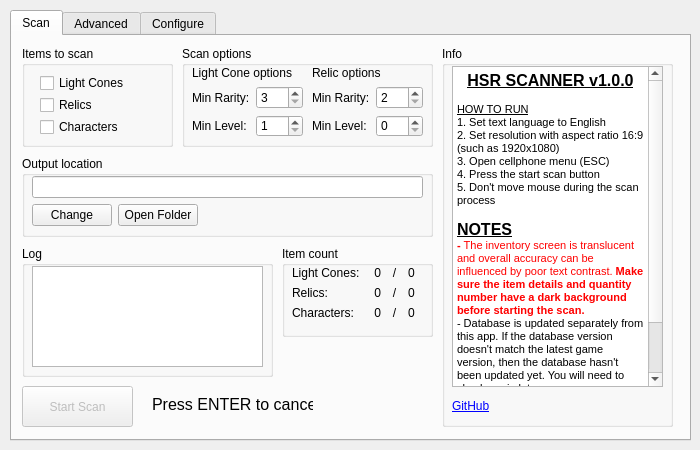
Above: src/ui/hsr_scanner.ui from kel-z/HSR-Scanner before the change. Below: the same form after it.
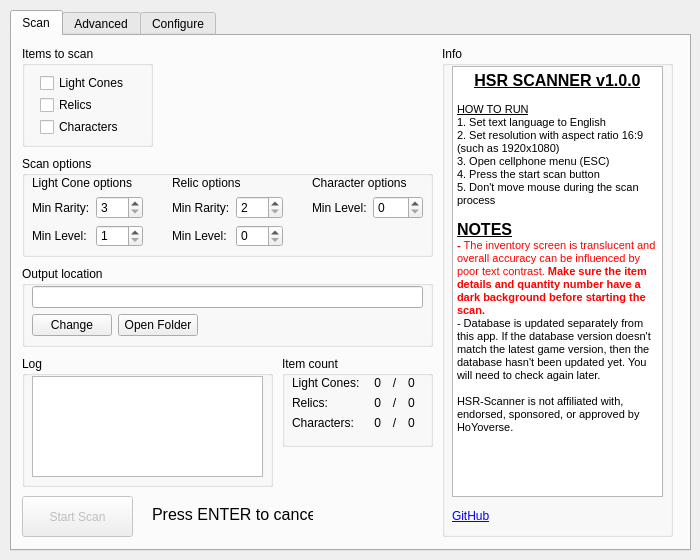
That is the form after the change. Custom widgets are drawn as their Qt base class.

```diff
--- a/src/ui/hsr_scanner.ui
+++ b/src/ui/hsr_scanner.ui
@@ -10,7 +10,7 @@
     <x>0</x>
     <y>0</y>
     <width>700</width>
-    <height>450</height>
+    <height>560</height>
    </rect>
   </property>
   <property name="sizePolicy">
@@ -22,13 +22,13 @@
   <property name="minimumSize">
    <size>
     <width>700</width>
-    <height>450</height>
+    <height>560</height>
    </size>
   </property>
   <property name="maximumSize">
    <size>
     <width>700</width>
-    <height>450</height>
+    <height>560</height>
    </size>
   </property>
   <property name="mouseTracking">
@@ -50,7 +50,7 @@
       <x>10</x>
       <y>10</y>
       <width>681</width>
-      <height>431</height>
+      <height>541</height>
      </rect>
     </property>
     <property name="autoFillBackground">
@@ -83,7 +83,7 @@
        <rect>
         <x>10</x>
         <y>10</y>
-        <width>151</width>
+        <width>131</width>
         <height>101</height>
        </rect>
       </property>
@@ -128,7 +128,7 @@
       <property name="geometry">
        <rect>
         <x>10</x>
-        <y>350</y>
+        <y>460</y>
         <width>111</width>
         <height>41</height>
        </rect>
@@ -141,7 +141,7 @@
       <property name="geometry">
        <rect>
         <x>270</x>
-        <y>210</y>
+        <y>320</y>
         <width>151</width>
         <height>91</height>
        </rect>
@@ -285,9 +285,9 @@
       </property>
       <property name="geometry">
        <rect>
-        <x>170</x>
-        <y>10</y>
-        <width>251</width>
+        <x>10</x>
+        <y>120</y>
+        <width>411</width>
         <height>101</height>
        </rect>
       </property>
@@ -374,7 +374,7 @@
       <widget class="QWidget" name="formLayoutWidget_3">
        <property name="geometry">
         <rect>
-         <x>130</x>
+         <x>150</x>
          <y>20</y>
          <width>111</width>
          <height>71</height>
@@ -436,12 +436,54 @@
         </item>
        </layout>
       </widget>
+      <widget class="QWidget" name="formLayoutWidget_5">
+       <property name="geometry">
+        <rect>
+         <x>290</x>
+         <y>20</y>
+         <width>111</width>
+         <height>71</height>
+        </rect>
+       </property>
+       <layout class="QFormLayout" name="formLayout_7">
+        <item row="0" column="0" colspan="2">
+         <widget class="QLabel" name="label_21">
+          <property name="text">
+           <string>Character options</string>
+          </property>
+         </widget>
+        </item>
+        <item row="1" column="0">
+         <widget class="QLabel" name="label_20">
+          <property name="text">
+           <string>Min Level:</string>
+          </property>
+         </widget>
+        </item>
+        <item row="1" column="1">
+         <widget class="QSpinBox" name="spinBoxCharacterMinLevel">
+          <property name="correctionMode">
+           <enum>QAbstractSpinBox::CorrectToNearestValue</enum>
+          </property>
+          <property name="minimum">
+           <number>0</number>
+          </property>
+          <property name="maximum">
+           <number>15</number>
+          </property>
+          <property name="value">
+           <number>0</number>
+          </property>
+         </widget>
+        </item>
+       </layout>
+      </widget>
      </widget>
      <widget class="QGroupBox" name="groupBox_3">
       <property name="geometry">
        <rect>
         <x>10</x>
-        <y>120</y>
+        <y>230</y>
         <width>411</width>
         <height>81</height>
        </rect>
@@ -498,7 +540,7 @@
         <x>430</x>
         <y>10</y>
         <width>231</width>
-        <height>381</height>
+        <height>491</height>
        </rect>
       </property>
       <property name="title">
@@ -510,7 +552,7 @@
          <x>10</x>
          <y>20</y>
          <width>211</width>
-         <height>321</height>
+         <height>431</height>
         </rect>
        </property>
        <property name="documentTitle">
@@ -547,7 +589,7 @@
        <property name="geometry">
         <rect>
          <x>10</x>
-         <y>350</y>
+         <y>460</y>
          <width>71</width>
          <height>21</height>
         </rect>
@@ -567,7 +609,7 @@
       <property name="geometry">
        <rect>
         <x>140</x>
-        <y>360</y>
+        <y>470</y>
         <width>161</width>
         <height>16</height>
        </rect>
@@ -585,7 +627,7 @@
       <property name="geometry">
        <rect>
         <x>10</x>
-        <y>210</y>
+        <y>320</y>
         <width>251</width>
         <height>131</height>
        </rect>
```
Left out of the diff: 35 changed lines with no effect on the pictures.
